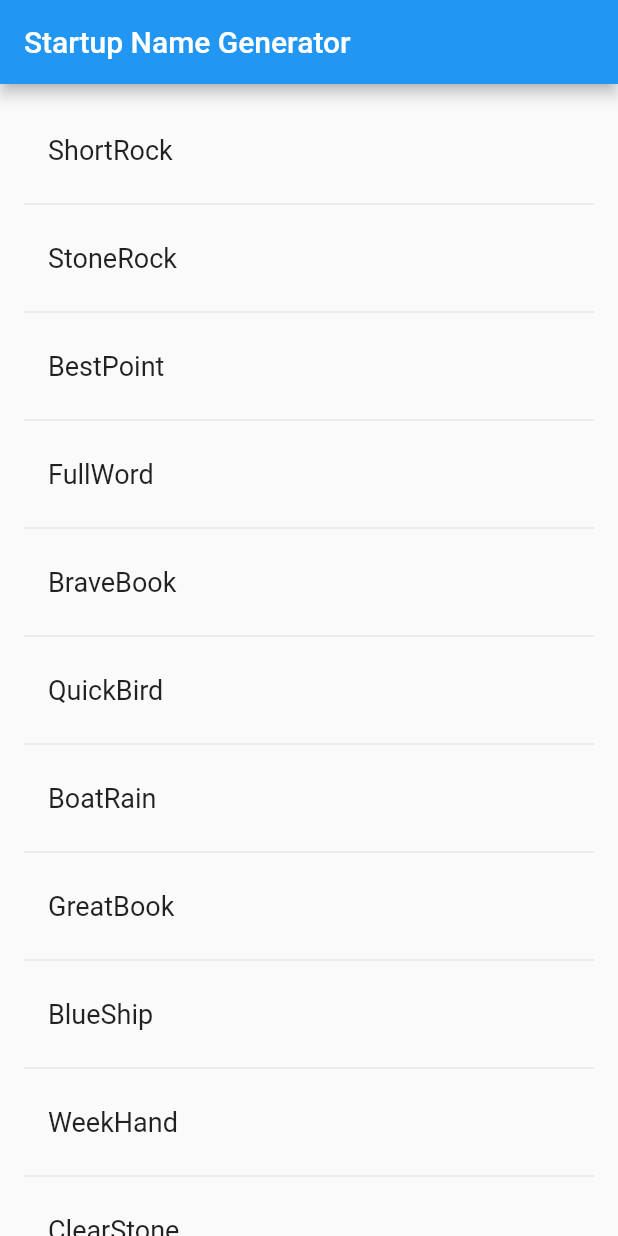
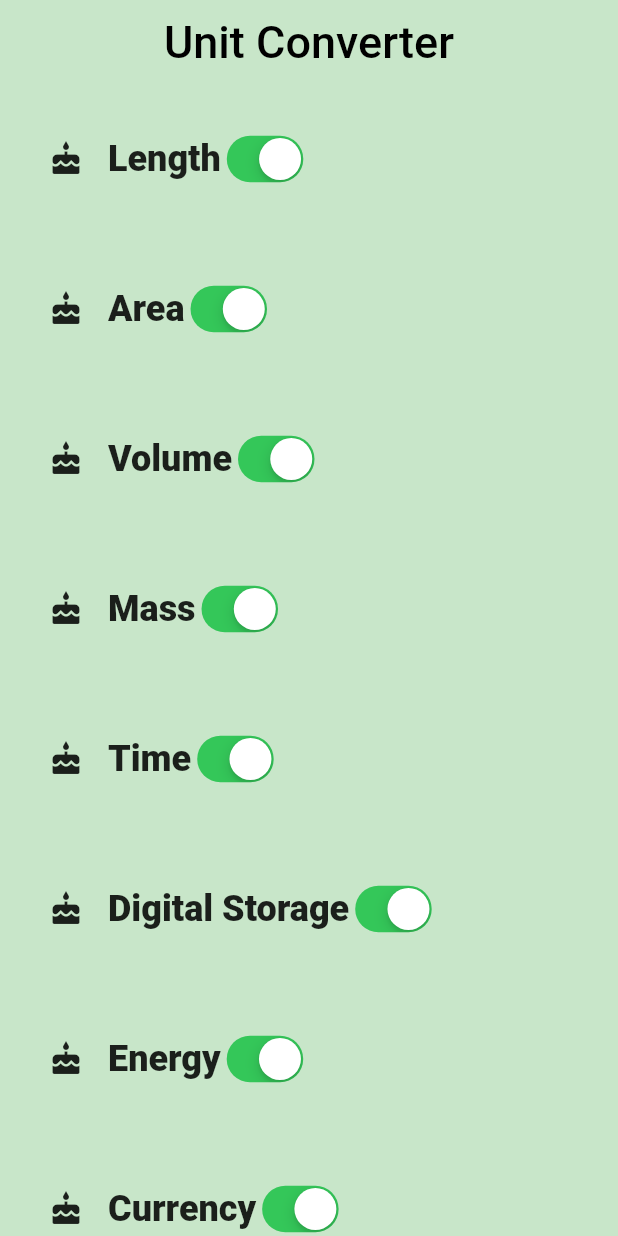
Before and after one commit to BalajiKummari/FlutterGenesis, a Flutter app: the screen it shows after launch, on a phone screen of 412 x 824 dp. Run offline on Flutter 3.47's test engine with Material 2 defaults, Android fonts, the phone set to English and light mode, and no system bars.

Commit message:
list viewer

```diff
--- /dev/null
+++ b/lib/Category.dart
@@ -0,0 +1,59 @@
+import 'package:flutter/material.dart';
+import 'package:flutter/cupertino.dart';
+
+final _rowHeight = 100.0;
+final _borderRadius = BorderRadius.circular(_rowHeight / 2);
+
+class Category extends StatelessWidget {
+
+  final String name;
+  final ColorSwatch color;
+  final IconData iconLocation;
+
+   const Category({
+    Key key,
+    @required this.name,
+    @required this.color,
+    @required this.iconLocation,
+   }): assert(name != null),
+        assert(color != null),
+        assert(iconLocation != null),
+        super(key: key);
+
+  @override
+  Widget build(BuildContext context) {
+    return Material(
+        color: Colors.transparent,
+        child: Container(
+        height: _rowHeight,
+        child: InkWell(
+          borderRadius: _borderRadius,
+          highlightColor: color,
+          splashColor: color,
+          onTap: (){print("jus taped");},
+          child: Padding(
+            padding: const EdgeInsets.all(8.0),
+            child: Row(
+              crossAxisAlignment: CrossAxisAlignment.stretch,
+              children: <Widget>[
+               Padding(
+                 padding: const EdgeInsets.all(16.0),
+                 child: Icon(
+                  this.iconLocation,
+                   ),
+               ),
+               Center(
+                 child: Text(
+                   this.name,
+                    textAlign: TextAlign.center,
+                    style: TextStyle(fontSize: 24,fontWeight: FontWeight.w800), ),
+               ),
+               CupertinoSwitch(value: true, onChanged: (bool toggled){})
+              ],
+            ),
+          ),
+        ),
+      ),
+    );
+  }
+}
--- /dev/null
+++ b/lib/CategoryRoute.dart
@@ -0,0 +1,73 @@
+import 'package:flutter/material.dart';
+import 'Category.dart';
+
+final _backgroundColor = Colors.green[100];
+
+class CategoryRoute extends StatelessWidget {
+  const CategoryRoute();
+  static const _categoryNames = <String>[
+    'Length',
+    'Area',
+    'Volume',
+    'Mass',
+    'Time',
+    'Digital Storage',
+    'Energy',
+    'Currency',
+  ];
+
+  static const _baseColors = <Color>[
+    Colors.teal,
+    Colors.orange,
+    Colors.pinkAccent,
+    Colors.blueAccent,
+    Colors.yellow,
+    Colors.greenAccent,
+    Colors.purpleAccent,
+    Colors.red,
+  ];
+
+  Widget _buildCategoryWidgets(List<Widget> categories) {
+    return ListView.builder(
+      itemBuilder: (BuildContext context, int index) => categories[index],
+      itemCount: categories.length,
+    );
+  }
+
+  @override
+  Widget build(BuildContext context) {
+    final categories = <Category>[];
+
+    for (var i = 0; i < _categoryNames.length; i++) {
+      categories.add(Category(
+        name: _categoryNames[i],
+        color: _baseColors[i],
+        iconLocation: Icons.cake,
+      ));
+    }
+
+    final listView = Container(
+      color: _backgroundColor,
+      padding: EdgeInsets.symmetric(horizontal: 8.0),
+      child: _buildCategoryWidgets(categories),
+    );
+
+    final appBar = AppBar(
+      elevation: 0.0,
+      title: Text(
+        'Unit Converter',
+        style: TextStyle(
+          color: Colors.black,
+          fontSize: 30.0,
+        ),
+      ),
+      centerTitle: true,
+      backgroundColor: _backgroundColor,
+    );
+
+    return Scaffold(
+      appBar: appBar,
+      body: listView,
+    );
+  }
+}
--- a/lib/main.dart
+++ b/lib/main.dart
@@ -1,54 +1,33 @@
-import 'package:english_words/english_words.dart';
+import 'package:Genesis/CategoryRoute.dart';
 import 'package:flutter/material.dart';
 
-void main() => runApp(MyApp());
+void main() {
+  runApp(
+    MaterialApp(
+      debugShowCheckedModeBanner: false,
+      home: Scaffold(
+        body: CategoryRoute (),
+      ),
+    ),
+  );
+}
 
-class MyApp extends StatelessWidget {
+class MyRectangle extends StatelessWidget {
   @override
   Widget build(BuildContext context) {
-    return MaterialApp(
-      home:RandomWords()
+    return Center(
+      child: Container(
+        color: Colors.indigo,
+        height: 400,
+        width: 300,
+        child: Center(
+          child: Text(
+            "Hello",
+            textAlign: TextAlign.center,
+            style: TextStyle(fontSize: 50, color: Colors.orange),
+          ),
+        ),
+      ),
     );
   }
 }
-
-class RandomWordsState extends State<RandomWords> {
-  final _suggestions = <WordPair>[];
-  final _biggerFont = const TextStyle(fontSize: 18.0);
-  @override
-  Widget build(BuildContext context) {
-      return Scaffold(
-    appBar: AppBar(
-      title: Text('Startup Name Generator'),
-    ),
-    body: _buildSuggestions(),
-  );
-  }
-
-  Widget _buildSuggestions() {
-    return ListView.builder(
-        padding: const EdgeInsets.all(16.0),
-        itemBuilder: /*1*/ (context, i) {
-          if (i.isOdd) return Divider(); /*2*/
-
-          final index = i ~/ 2; /*3*/
-          if (index >= _suggestions.length) {
-            _suggestions.addAll(generateWordPairs().take(10)); /*4*/
-          }
-          return _buildRow(_suggestions[index]);
-        });
-  }
-  Widget _buildRow(WordPair pair) {
-  return ListTile(
-    title: Text(
-      pair.asPascalCase,
-      style: _biggerFont,
-    ),
-  );
-}
-}
-
-class RandomWords extends StatefulWidget {
-  @override
-  RandomWordsState createState() => RandomWordsState();
-}
```
